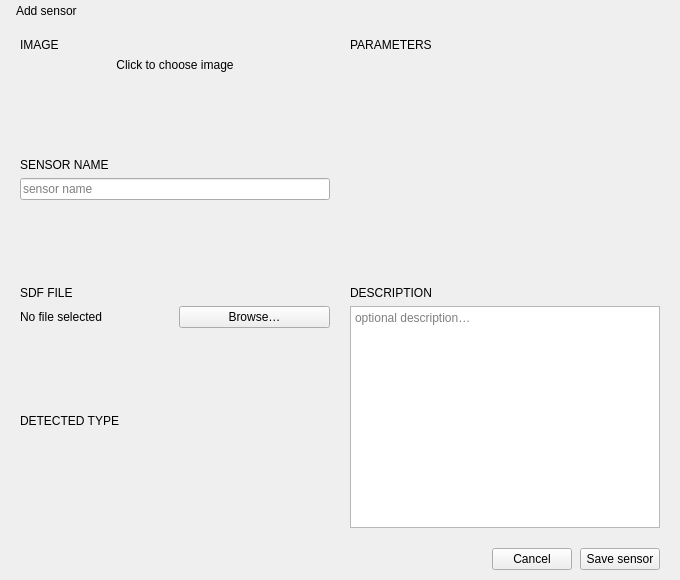
This is front/qt/add_sensor_dialog.ui in Alexey-Nikolaevic-B/2042_sensor_testing as Qt 5 draws it before an edit. The edited form follows.
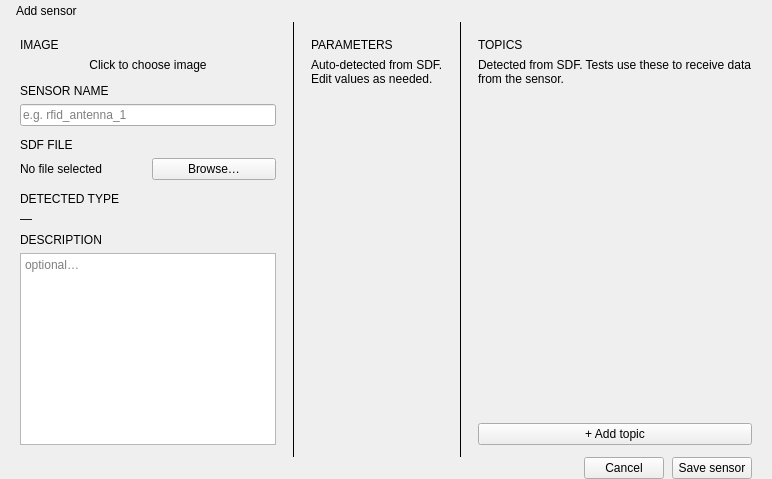
This is the edited form.

Commit message: add new type, detect params and topic

What changed in the file:
```diff
--- a/front/qt/add_sensor_dialog.ui
+++ b/front/qt/add_sensor_dialog.ui
@@ -2,9 +2,6 @@
 <ui version="4.0">
  <class>AddSensorDialog</class>
  <widget class="QDialog" name="AddSensorDialog">
-  <property name="geometry">
-   <rect><x>0</x><y>0</y><width>680</width><height>580</height></rect>
-  </property>
   <property name="windowTitle"><string>Add sensor</string></property>
 
   <layout class="QVBoxLayout" name="layout_root">
@@ -25,185 +22,104 @@
       <property name="rightMargin"><number>8</number></property>
       <property name="bottomMargin"><number>0</number></property>
       <property name="spacing"><number>0</number></property>
-      <item>
-       <widget class="QLabel" name="dialog_title">
-        <property name="text"><string>Add sensor</string></property>
-       </widget>
-      </item>
-      <item>
-       <spacer>
-        <property name="orientation"><enum>Qt::Horizontal</enum></property>
-        <property name="sizeHint" stdset="0"><size><width>10</width><height>1</height></size></property>
-       </spacer>
-      </item>
-      <item>
-       <widget class="QPushButton" name="btn_dialog_close">
-        <property name="text"><string/></property>
-        <property name="minimumWidth"><number>28</number></property>
-        <property name="maximumWidth"><number>28</number></property>
-        <property name="minimumHeight"><number>28</number></property>
-        <property name="maximumHeight"><number>28</number></property>
-        <property name="flat"><bool>true</bool></property>
-       </widget>
-      </item>
+      <item><widget class="QLabel" name="dialog_title"><property name="text"><string>Add sensor</string></property></widget></item>
+      <item><spacer><property name="orientation"><enum>Qt::Horizontal</enum></property><property name="sizeHint" stdset="0"><size><width>10</width><height>1</height></size></property></spacer></item>
+      <item><widget class="QPushButton" name="btn_dialog_close"><property name="text"><string/></property><property name="fixedWidth"><number>32</number></property><property name="fixedHeight"><number>32</number></property><property name="flat"><bool>true</bool></property></widget></item>
      </layout>
     </widget>
    </item>
 
-   <!-- Two-column body -->
-   <item>
-    <widget class="QWidget" name="dialog_body">
+   <!-- BODY -->
+   <item stretch="1">
      <layout class="QHBoxLayout" name="body_layout">
-      <property name="leftMargin"><number>20</number></property>
-      <property name="topMargin"><number>16</number></property>
-      <property name="rightMargin"><number>20</number></property>
-      <property name="bottomMargin"><number>10</number></property>
-      <property name="spacing"><number>20</number></property>
+     <property name="leftMargin"><number>0</number></property>
+     <property name="topMargin"><number>0</number></property>
+     <property name="rightMargin"><number>0</number></property>
+     <property name="bottomMargin"><number>0</number></property>
+     <property name="spacing"><number>0</number></property>
 
-      <!-- LEFT column: image / name / sdf / detected type -->
+     <!-- LEFT col -->
       <item>
        <widget class="QWidget" name="left_col">
         <property name="minimumWidth"><number>300</number></property>
         <property name="maximumWidth"><number>340</number></property>
         <layout class="QVBoxLayout" name="left_layout">
          <property name="spacing"><number>6</number></property>
-         <property name="leftMargin"><number>0</number></property>
-         <property name="topMargin"><number>0</number></property>
-         <property name="rightMargin"><number>0</number></property>
-         <property name="bottomMargin"><number>0</number></property>
+        <property name="leftMargin"><number>20</number></property>
+        <property name="topMargin"><number>16</number></property>
+        <property name="rightMargin"><number>16</number></property>
+        <property name="bottomMargin"><number>12</number></property>
 
-         <!-- Image -->
-         <item>
-          <widget class="QLabel" name="lbl_section_image">
-           <property name="text"><string>IMAGE</string></property>
-          </widget>
-         </item>
+        <item><widget class="QLabel" name="lbl_section_image"><property name="text"><string>IMAGE</string></property></widget></item>
          <item>
           <widget class="QWidget" name="image_container">
            <property name="minimumHeight"><number>200</number></property>
            <property name="maximumHeight"><number>200</number></property>
            <property name="cursor"><cursorShape>PointingHandCursor</cursorShape></property>
-           <layout class="QVBoxLayout" name="image_container_layout">
-            <property name="leftMargin"><number>0</number></property>
-            <property name="topMargin"><number>0</number></property>
-            <property name="rightMargin"><number>0</number></property>
-            <property name="bottomMargin"><number>0</number></property>
-            <item>
-             <widget class="QLabel" name="image_label">
-              <property name="text"><string>Click to choose image</string></property>
-              <property name="alignment"><set>Qt::AlignCenter</set></property>
-             </widget>
-            </item>
+          <layout class="QVBoxLayout" name="image_layout">
+           <property name="leftMargin"><number>0</number></property><property name="topMargin"><number>0</number></property>
+           <property name="rightMargin"><number>0</number></property><property name="bottomMargin"><number>0</number></property>
+           <item><widget class="QLabel" name="image_label"><property name="text"><string>Click to choose image</string></property><property name="alignment"><set>Qt::AlignCenter</set></property></widget></item>
            </layout>
           </widget>
          </item>
 
-         <item><spacer><property name="orientation"><enum>Qt::Vertical</enum></property><property name="sizeHint" stdset="0"><size><width>1</width><height>8</height></size></property></spacer></item>
+        <item><spacer><property name="orientation"><enum>Qt::Vertical</enum></property><property name="sizeHint" stdset="0"><size><width>1</width><height>6</height></size></property></spacer></item>
 
-         <!-- Name -->
-         <item>
-          <widget class="QLabel" name="lbl_section_name">
-           <property name="text"><string>SENSOR NAME</string></property>
-          </widget>
-         </item>
-         <item>
-          <widget class="QLineEdit" name="input_name">
-           <property name="placeholderText"><string>sensor name</string></property>
-          </widget>
-         </item>
+        <item><widget class="QLabel" name="lbl_section_name"><property name="text"><string>SENSOR NAME</string></property></widget></item>
+        <item><widget class="QLineEdit" name="input_name"><property name="placeholderText"><string>e.g. rfid_antenna_1</string></property></widget></item>
 
-         <item><spacer><property name="orientation"><enum>Qt::Vertical</enum></property><property name="sizeHint" stdset="0"><size><width>1</width><height>8</height></size></property></spacer></item>
+        <item><spacer><property name="orientation"><enum>Qt::Vertical</enum></property><property name="sizeHint" stdset="0"><size><width>1</width><height>6</height></size></property></spacer></item>
 
-         <!-- SDF -->
+        <item><widget class="QLabel" name="lbl_section_sdf"><property name="text"><string>SDF FILE</string></property></widget></item>
          <item>
-          <widget class="QLabel" name="lbl_section_sdf">
-           <property name="text"><string>SDF FILE</string></property>
-          </widget>
-         </item>
-         <item>
-          <layout class="QHBoxLayout" name="sdf_row_layout">
+         <layout class="QHBoxLayout" name="sdf_row">
            <property name="spacing"><number>8</number></property>
-           <item>
-            <widget class="QLabel" name="sdf_label">
-             <property name="text"><string>No file selected</string></property>
-            </widget>
-           </item>
-           <item>
-            <widget class="QPushButton" name="btn_browse_sdf">
-             <property name="text"><string>Browse…</string></property>
-             <property name="minimumHeight"><number>32</number></property>
-             <property name="maximumHeight"><number>32</number></property>
-            </widget>
-           </item>
+          <item stretch="1"><widget class="QLabel" name="sdf_label"><property name="text"><string>No file selected</string></property></widget></item>
+          <item><widget class="QPushButton" name="btn_browse_sdf"><property name="text"><string>Browse…</string></property><property name="minimumHeight"><number>30</number></property></widget></item>
           </layout>
          </item>
 
-         <item><spacer><property name="orientation"><enum>Qt::Vertical</enum></property><property name="sizeHint" stdset="0"><size><width>1</width><height>8</height></size></property></spacer></item>
+        <item><spacer><property name="orientation"><enum>Qt::Vertical</enum></property><property name="sizeHint" stdset="0"><size><width>1</width><height>6</height></size></property></spacer></item>
 
-         <!-- Detected sensor type -->
+        <item><widget class="QLabel" name="lbl_section_type"><property name="text"><string>DETECTED TYPE</string></property></widget></item>
+        <item><widget class="QLabel" name="lbl_detected_type"><property name="text"><string>—</string></property></widget></item>
+
+        <item><spacer><property name="orientation"><enum>Qt::Vertical</enum></property><property name="sizeHint" stdset="0"><size><width>1</width><height>1</height></size></property></spacer></item>
+
+        <item><widget class="QLabel" name="lbl_section_description"><property name="text"><string>DESCRIPTION</string></property></widget></item>
          <item>
-          <widget class="QLabel" name="lbl_section_type">
-           <property name="text"><string>DETECTED TYPE</string></property>
-          </widget>
-         </item>
-         <item>
-          <widget class="QWidget" name="wt_type_row">
-           <layout class="QHBoxLayout" name="type_row_layout">
-            <property name="spacing"><number>8</number></property>
-            <property name="leftMargin"><number>0</number></property>
-            <property name="topMargin"><number>0</number></property>
-            <property name="rightMargin"><number>0</number></property>
-            <property name="bottomMargin"><number>0</number></property>
-            <item>
-             <widget class="QLabel" name="lbl_detected_type">
-              <property name="text"><string></string></property>
-             </widget>
-            </item>
-            <item>
-             <spacer>
-              <property name="orientation"><enum>Qt::Horizontal</enum></property>
-              <property name="sizeHint" stdset="0"><size><width>10</width><height>1</height></size></property>
-             </spacer>
-            </item>
-           </layout>
-          </widget>
-         </item>
+         <widget class="QPlainTextEdit" name="input_description">
+          <property name="placeholderText"><string>optional…</string></property>
+          <property name="minimumHeight"><number>60</number></property>
+          <property name="maximumHeight"><number>80</number></property>
+         </widget>
+        </item>
 
-         <!-- Push buttons to bottom -->
-         <item>
-          <spacer>
-           <property name="orientation"><enum>Qt::Vertical</enum></property>
-           <property name="sizeHint" stdset="0"><size><width>1</width><height>1</height></size></property>
-          </spacer>
-         </item>
-
         </layout>
        </widget>
       </item>
 
-      <!-- RIGHT column: params -->
+     <item><widget class="QFrame" name="sep_1"><property name="frameShape"><enum>QFrame::VLine</enum></property><property name="frameShadow"><enum>QFrame::Plain</enum></property></widget></item>
+
+     <!-- MIDDLE col: params -->
       <item>
-       <widget class="QWidget" name="right_col">
-        <layout class="QVBoxLayout" name="right_layout">
+      <widget class="QWidget" name="col_middle">
+       <layout class="QVBoxLayout" name="middle_layout">
          <property name="spacing"><number>6</number></property>
-         <property name="leftMargin"><number>0</number></property>
-         <property name="topMargin"><number>0</number></property>
-         <property name="rightMargin"><number>0</number></property>
-         <property name="bottomMargin"><number>0</number></property>
+        <property name="leftMargin"><number>16</number></property>
+        <property name="topMargin"><number>16</number></property>
+        <property name="rightMargin"><number>16</number></property>
+        <property name="bottomMargin"><number>12</number></property>
 
-         <item>
-          <widget class="QLabel" name="lbl_section_params">
-           <property name="text"><string>PARAMETERS</string></property>
-          </widget>
-         </item>
+        <item><widget class="QLabel" name="lbl_section_params"><property name="text"><string>PARAMETERS</string></property></widget></item>
+        <item><widget class="QLabel" name="lbl_params_hint"><property name="text"><string>Auto-detected from SDF. Edit values as needed.</string></property><property name="wordWrap"><bool>true</bool></property></widget></item>
 
-         <!-- Params scroll — expands to fill all available height -->
-         <item>
+        <item stretch="1">
           <widget class="QScrollArea" name="params_scroll">
            <property name="widgetResizable"><bool>true</bool></property>
            <property name="frameShape"><enum>QFrame::NoFrame</enum></property>
            <property name="horizontalScrollBarPolicy"><enum>Qt::ScrollBarAlwaysOff</enum></property>
-           <property name="verticalScrollBarPolicy"><enum>Qt::ScrollBarAsNeeded</enum></property>
            <widget class="QWidget" name="params_contents">
             <layout class="QVBoxLayout" name="params_layout">
              <property name="spacing"><number>2</number></property>
@@ -216,17 +132,45 @@
           </widget>
          </item>
 
-         <!-- Description -->
+       </layout>
+      </widget>
+     </item>
+
+     <item><widget class="QFrame" name="sep_2"><property name="frameShape"><enum>QFrame::VLine</enum></property><property name="frameShadow"><enum>QFrame::Plain</enum></property></widget></item>
+
+     <!-- RIGHT col: topics -->
          <item>
-          <widget class="QLabel" name="lbl_section_description">
-           <property name="text"><string>DESCRIPTION</string></property>
+      <widget class="QWidget" name="col_right">
+       <property name="minimumWidth"><number>220</number></property>
+       <property name="maximumWidth"><number>280</number></property>
+       <layout class="QVBoxLayout" name="right_layout">
+        <property name="spacing"><number>6</number></property>
+        <property name="leftMargin"><number>16</number></property>
+        <property name="topMargin"><number>16</number></property>
+        <property name="rightMargin"><number>20</number></property>
+        <property name="bottomMargin"><number>12</number></property>
+
+        <item><widget class="QLabel" name="lbl_section_topics"><property name="text"><string>TOPICS</string></property></widget></item>
+        <item><widget class="QLabel" name="lbl_topics_hint"><property name="text"><string>Detected from SDF. Tests use these to receive data from the sensor.</string></property><property name="wordWrap"><bool>true</bool></property></widget></item>
+
+        <item stretch="1">
+         <widget class="QScrollArea" name="topics_scroll">
+          <property name="widgetResizable"><bool>true</bool></property>
+          <property name="frameShape"><enum>QFrame::NoFrame</enum></property>
+          <property name="horizontalScrollBarPolicy"><enum>Qt::ScrollBarAlwaysOff</enum></property>
+          <widget class="QWidget" name="topics_contents">
+           <layout class="QVBoxLayout" name="topics_layout">
+            <property name="spacing"><number>4</number></property>
+            <property name="leftMargin"><number>0</number></property><property name="topMargin"><number>0</number></property>
+            <property name="rightMargin"><number>0</number></property><property name="bottomMargin"><number>0</number></property>
+           </layout>
           </widget>
-         </item>
+         </widget>
+        </item>
+
          <item>
-          <widget class="QPlainTextEdit" name="input_description">
-           <property name="placeholderText"><string>optional description…</string></property>
-           <property name="minimumHeight"><number>72</number></property>
-           <property name="maximumHeight"><number>72</number></property>
+         <widget class="QPushButton" name="btn_add_topic">
+          <property name="text"><string>+ Add topic</string></property>
           </widget>
          </item>
 
@@ -235,40 +179,22 @@
       </item>
 
      </layout>
-    </widget>
    </item>
 
-   <!-- Button row at bottom -->
+   <!-- FOOTER -->
    <item>
     <widget class="QWidget" name="wt_buttons">
      <property name="minimumHeight"><number>56</number></property>
      <property name="maximumHeight"><number>56</number></property>
      <layout class="QHBoxLayout" name="buttons_layout">
       <property name="leftMargin"><number>20</number></property>
-      <property name="topMargin"><number>10</number></property>
+      <property name="topMargin"><number>0</number></property>
       <property name="rightMargin"><number>20</number></property>
-      <property name="bottomMargin"><number>10</number></property>
+      <property name="bottomMargin"><number>0</number></property>
       <property name="spacing"><number>8</number></property>
-      <item>
-       <spacer>
-        <property name="orientation"><enum>Qt::Horizontal</enum></property>
-        <property name="sizeHint" stdset="0"><size><width>10</width><height>1</height></size></property>
-       </spacer>
-      </item>
-      <item>
-       <widget class="QPushButton" name="btn_cancel">
-        <property name="text"><string>Cancel</string></property>
-        <property name="minimumHeight"><number>34</number></property>
-        <property name="maximumHeight"><number>34</number></property>
-       </widget>
-      </item>
-      <item>
-       <widget class="QPushButton" name="btn_save">
-        <property name="text"><string>Save sensor</string></property>
-        <property name="minimumHeight"><number>34</number></property>
-        <property name="maximumHeight"><number>34</number></property>
-       </widget>
-      </item>
+      <item><spacer><property name="orientation"><enum>Qt::Horizontal</enum></property><property name="sizeHint" stdset="0"><size><width>1</width><height>1</height></size></property></spacer></item>
+      <item><widget class="QPushButton" name="btn_cancel"><property name="text"><string>Cancel</string></property><property name="minimumWidth"><number>80</number></property><property name="minimumHeight"><number>34</number></property></widget></item>
+      <item><widget class="QPushButton" name="btn_save"><property name="text"><string>Save sensor</string></property><property name="minimumWidth"><number>100</number></property><property name="minimumHeight"><number>34</number></property></widget></item>
      </layout>
     </widget>
    </item>
```
Left out of the diff: 24 changed lines with no effect on the pictures. Lines whose indentation alone changed are shown as unchanged. The commit also changes 10 other files.
